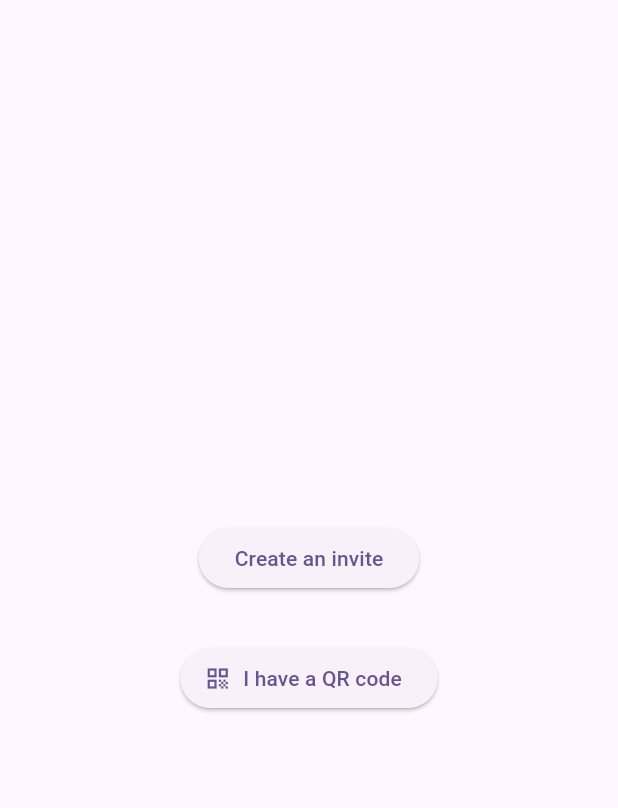
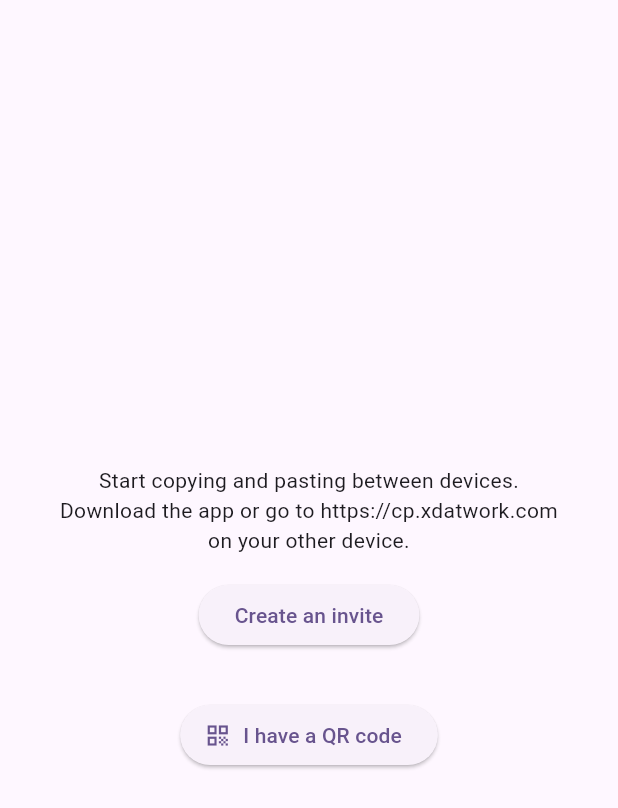
Before and after one commit to derk1998/p2p-copy-paste, a Flutter app: the HomeScreen widget shown alone on an empty page, opened directly, on a phone screen of 412 x 824 dp. Shown: the top 808 px of the screen. Run offline on Flutter 3.47's test engine with Material 3 defaults, Android fonts, the phone set to English and light mode, and no system bars; our stand-ins replace cloud_firestore, firebase_auth, firebase_core, flutter_riverpod, qr_flutter; missing offline and left inert: flutter_webrtc, qr_code_scanner; accounts and stored records are empty; generated files the repository leaves out were written again.

Commit message:
Add instruction

```diff
--- a/lib/view_models/home.dart
+++ b/lib/view_models/home.dart
@@ -31,6 +31,8 @@ class HomeScreenViewModel {
   late ButtonViewModel startNewConnectionButtonViewModel;
   ButtonViewModel? joinConnectionButtonViewModel;
   IconButtonViewModel? joinWithQrCodeButtonViewModel;
+  final String description =
+      'Start copying and pasting between devices. Download the app or go to https://cp.xdatwork.com on your other device.';
 
   void _onCreateInviteButtonClicked() async {
     navigator.push(MaterialPageRoute(
--- a/lib/widgets/home.dart
+++ b/lib/widgets/home.dart
@@ -13,10 +13,17 @@ class HomeScreen extends ConsumerWidget {
 
     return Center(
       child: Padding(
-        padding: const EdgeInsets.all(8.0),
+        padding: const EdgeInsets.all(32.0),
         child: Column(
           mainAxisSize: MainAxisSize.min,
           children: [
+            Text(
+              viewModel.description,
+              textAlign: TextAlign.center,
+            ),
+            const SizedBox(
+              height: 16,
+            ),
             btn.Button(viewModel: viewModel.startNewConnectionButtonViewModel),
             const SizedBox(
               height: 16,
```
